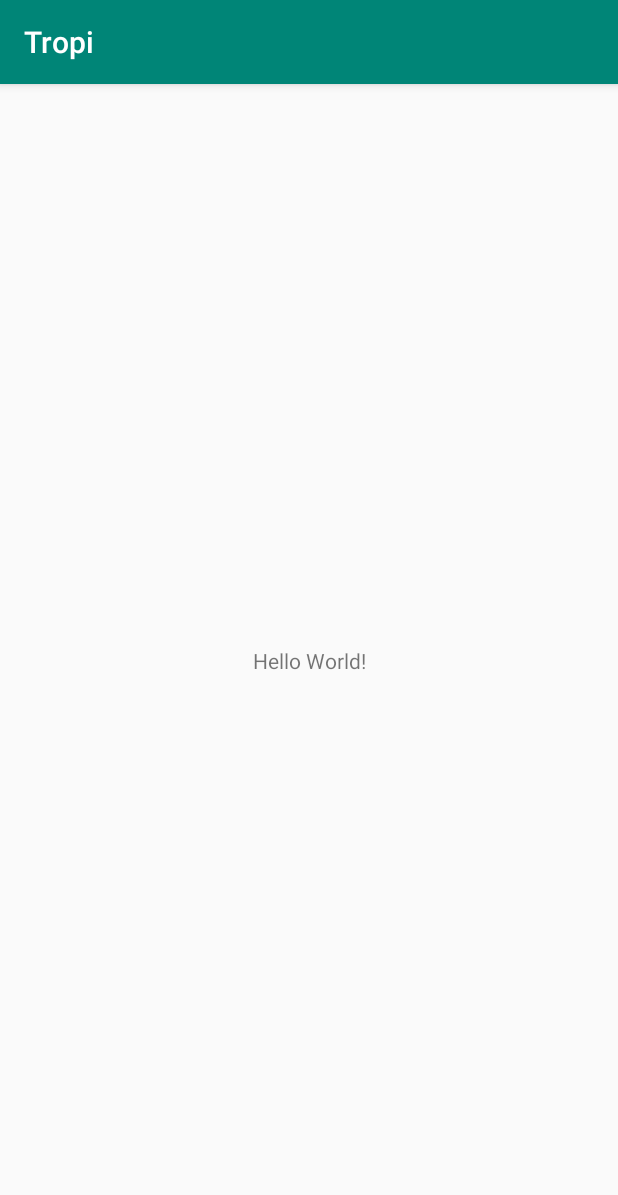
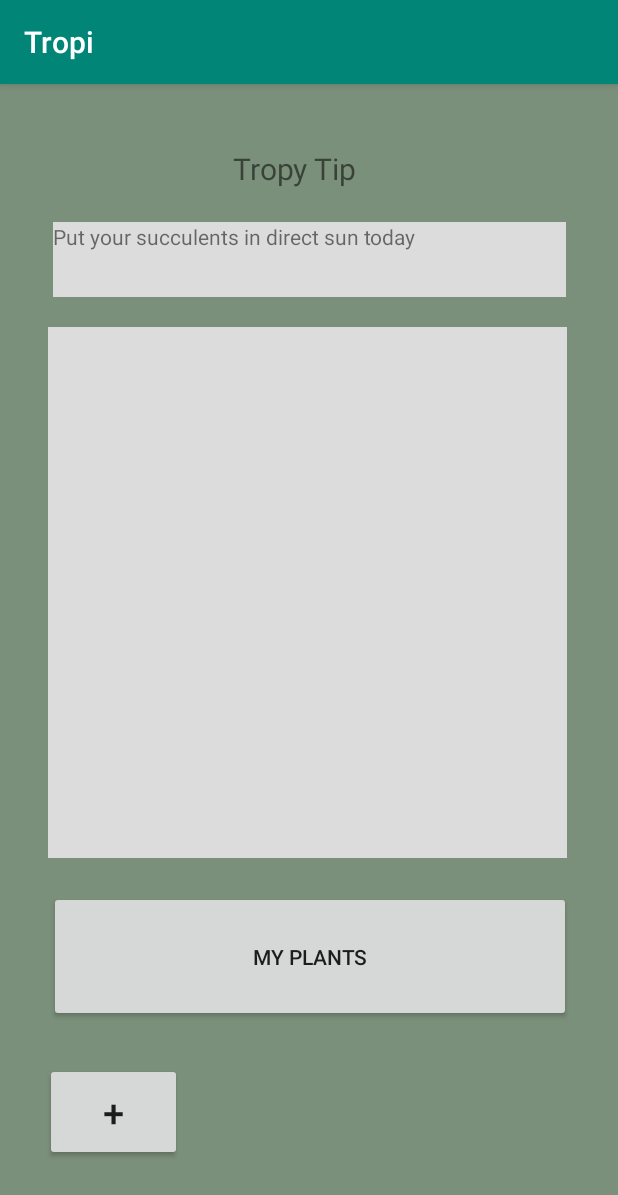
Before and after one commit to shellybekhor/Tropi, an Android app: the screen it shows after launch (MainActivity), on a phone screen of 412 x 824 dp. Shown: the top 1195 px of the screen. Run offline under Robolectric (Android 15) with nearby library versions, the phone set to English and light mode, and no system bars.

Commit message:
Infrastructure of the app: - MainActivity - NewPlant Activity - chooseCategory activity Libi

```diff
--- a/app/build.gradle
+++ b/app/build.gradle
@@ -26,4 +26,5 @@ dependencies {
     testImplementation 'junit:junit:4.12'
     androidTestImplementation 'androidx.test.ext:junit:1.1.0'
     androidTestImplementation 'androidx.test.espresso:espresso-core:3.1.1'
+    implementation 'com.google.android.material:material:1.0.0'
 }
--- a/app/src/main/AndroidManifest.xml
+++ b/app/src/main/AndroidManifest.xml
@@ -9,6 +9,8 @@
         android:roundIcon="@mipmap/ic_launcher_round"
         android:supportsRtl="true"
         android:theme="@style/AppTheme">
+        <activity android:name=".DefineCategory"></activity>
+        <activity android:name=".AddNewPlant" />
         <activity android:name=".MainActivity">
             <intent-filter>
                 <action android:name="android.intent.action.MAIN" />
--- /dev/null
+++ b/app/src/main/res/drawable/app_defualt_background.xml
@@ -0,0 +1,5 @@
+<?xml version="1.0" encoding="utf-8"?>
+<selector xmlns:android="http://schemas.android.com/apk/res/android">
+
+
+</selector>
--- a/app/src/main/res/layout/activity_main.xml
+++ b/app/src/main/res/layout/activity_main.xml
@@ -4,15 +4,77 @@
     xmlns:tools="http://schemas.android.com/tools"
     android:layout_width="match_parent"
     android:layout_height="match_parent"
+    android:background="@color/colorDefaultBackground"
     tools:context=".MainActivity">
 
+    <ScrollView
+        android:id="@+id/plantsToDoList"
+        android:layout_width="346dp"
+        android:layout_height="354dp"
+        android:layout_marginStart="28dp"
+        android:background="@color/colorDefaultWindows"
+
+        app:layout_constraintBottom_toBottomOf="parent"
+        app:layout_constraintEnd_toEndOf="parent"
+        app:layout_constraintHorizontal_bias="0.108"
+        app:layout_constraintStart_toStartOf="parent"
+        app:layout_constraintTop_toTopOf="parent"
+        app:layout_constraintVertical_bias="0.392">
+
+        <LinearLayout
+            android:layout_width="match_parent"
+            android:layout_height="wrap_content"
+            android:orientation="vertical" />
+    </ScrollView>
+
     <TextView
-        android:layout_width="wrap_content"
-        android:layout_height="wrap_content"
-        android:text="Hello World!"
+        android:id="@+id/tropyTipTitle"
+        android:layout_width="101dp"
+        android:layout_height="30dp"
+        android:text="Tropy Tip"
+        android:textSize="20dp"
+        app:layout_constraintBottom_toTopOf="@+id/tropyTipText"
+        app:layout_constraintEnd_toEndOf="parent"
+        app:layout_constraintStart_toStartOf="parent"
+        app:layout_constraintTop_toTopOf="parent"
+        app:layout_constraintVertical_bias="0.69" />
+
+    <TextView
+        android:id="@+id/tropyTipText"
+        android:layout_width="342dp"
+        android:layout_height="50dp"
+        android:layout_marginBottom="20dp"
+        android:background="@color/colorDefaultWindows"
+        android:text="Put your succulents in direct sun today"
+        app:layout_constraintBottom_toTopOf="@+id/plantsToDoList"
+        app:layout_constraintEnd_toEndOf="parent"
+        app:layout_constraintStart_toStartOf="parent" />
+
+
+    <Button
+        android:id="@+id/myPlantsButton"
+        android:layout_width="348dp"
+        android:layout_height="87dp"
+        android:text="My Plants"
         app:layout_constraintBottom_toBottomOf="parent"
-        app:layout_constraintLeft_toLeftOf="parent"
-        app:layout_constraintRight_toRightOf="parent"
-        app:layout_constraintTop_toTopOf="parent" />
+        app:layout_constraintEnd_toEndOf="parent"
+        app:layout_constraintHorizontal_bias="0.507"
+        app:layout_constraintStart_toStartOf="parent"
+        app:layout_constraintTop_toBottomOf="@+id/plantsToDoList"
+        app:layout_constraintVertical_bias="0.133" />
+
+    <Button
+        android:id="@+id/addPlantButton"
+        android:layout_width="91dp"
+        android:layout_height="65dp"
+        android:text="+"
+        android:textSize="25sp"
+        android:onClick="addNewPlantButtonClicking"
+        app:layout_constraintBottom_toBottomOf="parent"
+        app:layout_constraintEnd_toEndOf="parent"
+        app:layout_constraintHorizontal_bias="0.093"
+        app:layout_constraintStart_toStartOf="parent"
+        app:layout_constraintTop_toBottomOf="@+id/myPlantsButton"
+        app:layout_constraintVertical_bias="0.352" />
 
 </androidx.constraintlayout.widget.ConstraintLayout>
--- a/app/src/main/res/values/colors.xml
+++ b/app/src/main/res/values/colors.xml
@@ -3,4 +3,6 @@
     <color name="colorPrimary">#008577</color>
     <color name="colorPrimaryDark">#00574B</color>
     <color name="colorAccent">#D81B60</color>
+    <color name="colorDefaultBackground">#7B907A</color>
+    <color name="colorDefaultWindows">#DCDCDC</color>
 </resources>
```
Also changed, not shown: app/src/main/java/shellybekhor/tropi/AddNewPlant.java (added, +14 -0 lines), app/src/main/java/shellybekhor/tropi/DefineCategory.java (added, +14 -0 lines), app/src/main/java/shellybekhor/tropi/MainActivity.java (+21 -5 lines), app/src/main/java/shellybekhor/tropi/Plant.java (added, +21 -0 lines), app/src/main/res/layout/activity_add_new_plant.xml (added, +86 -0 lines), app/src/main/res/layout/activity_define_category.xml (added, +61 -0 lines), 2 other files.
